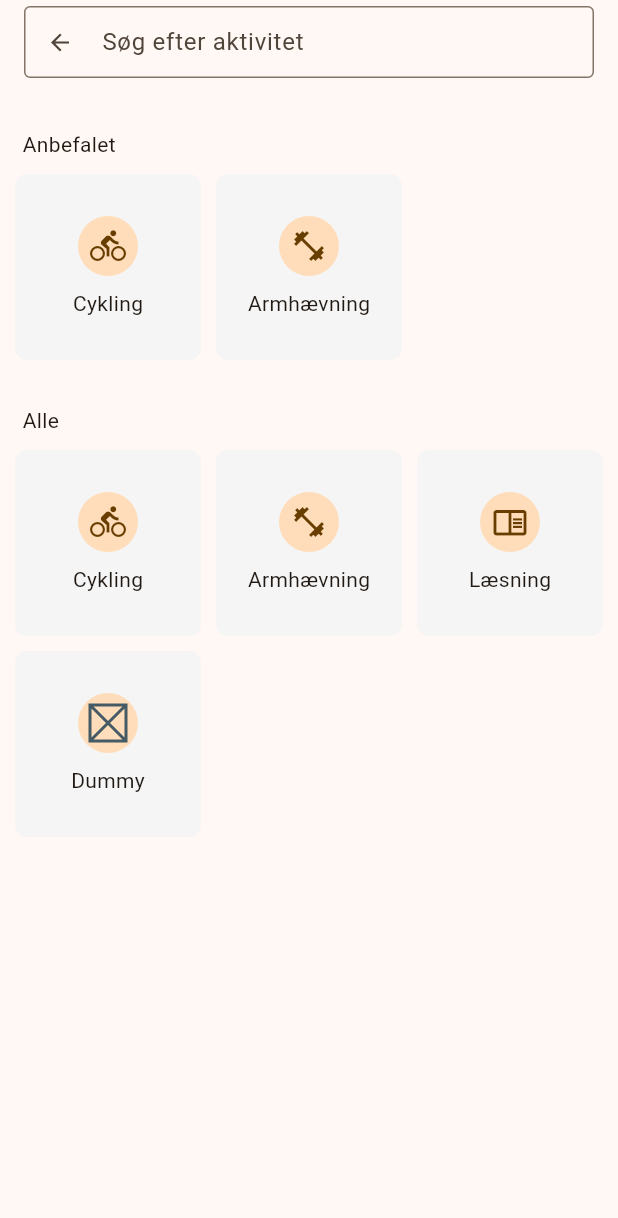
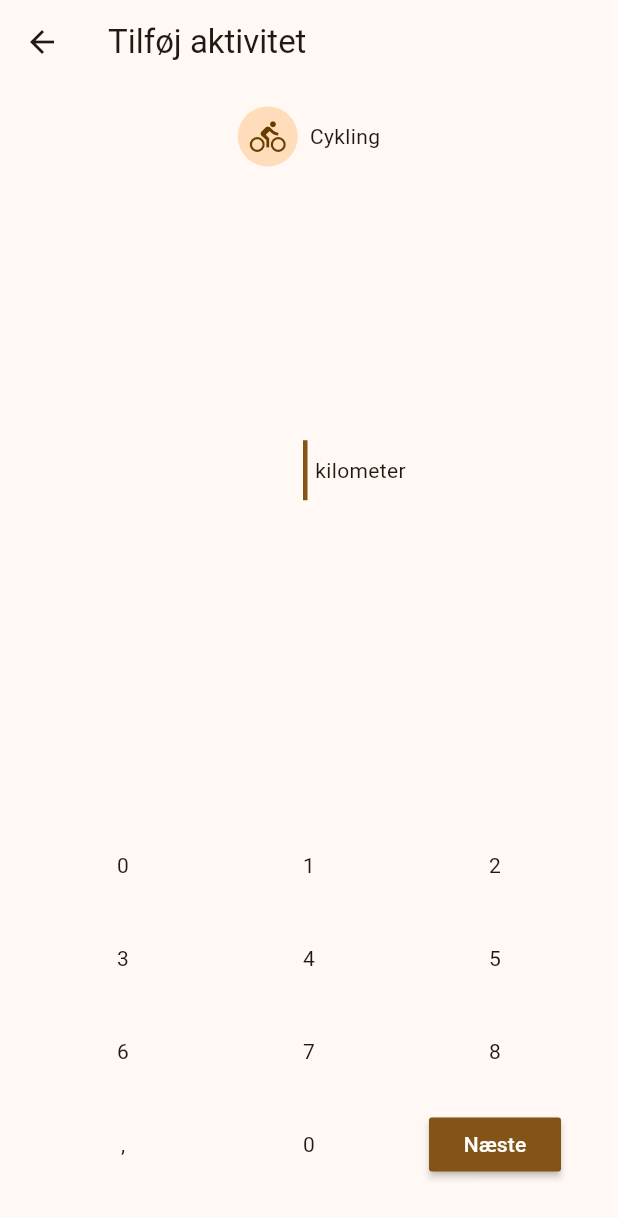
Before and after one commit to toke-dk/productivity_app, a Flutter app: the ChooseActivityScreen screen opened directly, after a tap on "Cykling", on a phone screen of 412 x 824 dp. Shown: the top 1218 px of the screen. Run offline on Flutter 3.47's test engine with Material 3 defaults, Android fonts, the light colour scheme and no system bars; our stand-ins replace flutter_speed_dial; missing offline and left inert: dart:ffi.

Commit message:
making the amount number-board

```diff
--- /dev/null
+++ b/lib/pages/add_activity_amount/add_activity_amount.dart
@@ -0,0 +1,106 @@
+import 'package:flutter/material.dart';
+import 'package:productivity_app/models/activity.dart';
+
+class AddActivityAmount extends StatelessWidget {
+  const AddActivityAmount({super.key, required this.activityType});
+
+  final ActivityType activityType;
+
+  @override
+  Widget build(BuildContext context) {
+    int? typedNumber;
+
+    return Scaffold(
+      appBar: AppBar(
+        title: const Text("Tilføj aktivitet"),
+      ),
+      body: Column(
+        children: [
+          const SizedBox(
+            height: 15,
+          ),
+          Row(
+            mainAxisAlignment: MainAxisAlignment.center,
+            children: [
+              CircleAvatar(
+                radius: 20,
+                child: ClipOval(
+                    child: Padding(
+                  padding: const EdgeInsets.all(8.0),
+                  child: activityType.image,
+                )),
+              ),
+              const SizedBox(
+                width: 8,
+              ),
+              Text(activityType.name)
+            ],
+          ),
+          const Spacer(
+            flex: 1,
+          ),
+          Row(
+            mainAxisAlignment: MainAxisAlignment.center,
+            children: [
+              Text(
+                activityType.possibleUnits[0].name,
+                style: const TextStyle(color: Colors.transparent),
+              ),
+              typedNumber != null
+                  ? Text(
+                      typedNumber.toString(),
+                      style: const TextStyle(fontSize: 40),
+                    )
+                  : const SizedBox(),
+              Container(
+                height: 40,
+                width: 3,
+                color: Theme.of(context).primaryColor,
+              ),
+              const SizedBox(
+                width: 5,
+              ),
+              Text(activityType.possibleUnits[0].name)
+            ],
+          ),
+          const Spacer(
+            flex: 1,
+          ),
+          GridView.count(
+            childAspectRatio: (2 / 1),
+            padding: const EdgeInsets.symmetric(horizontal: 20, vertical: 30),
+            shrinkWrap: true,
+            crossAxisCount: 3,
+            children: List.generate(12, (index) {
+
+              Widget currentChild;
+              String currentString = index.toString();
+
+              if (index == 9) {
+                currentString = ",";
+              } else if (index == 10) {
+                currentString = "0";
+              }
+
+              currentChild = index != 11 ? Text(currentString) : MaterialButton(
+                onPressed: () {},
+                color: Theme.of(context).primaryColor,
+                child: Text(
+                  "Næste",
+                  style: TextStyle(
+                      color: Theme.of(context).colorScheme.onPrimary),
+                ),
+              );
+
+              return InkWell(
+                onTap: index != 11 ? () {} : null,
+                child:
+                    Container(alignment: Alignment.center, child: currentChild),
+              );
+            }),
+          )
+        ],
+      ),
+    );
+  }
+}
--- a/lib/pages/choose_activity/choose_activity.dart
+++ b/lib/pages/choose_activity/choose_activity.dart
@@ -1,5 +1,6 @@
 import 'package:flutter/material.dart';
 import 'package:productivity_app/models/activity.dart';
+import 'package:productivity_app/pages/add_activity_amount/add_activity_amount.dart';
 import 'package:productivity_app/pages/choose_activity/widgets/activity_card.dart';
 import 'package:productivity_app/pages/choose_activity/widgets/search_appbar.dart';
 
@@ -43,7 +44,13 @@ class ChooseActivityScreen extends StatelessWidget {
                         2,
                         (index) => ActivityCard(
                               activityType: allActivityTypes[index],
-                              onTap: (ActivityType activityType) {},
+                              onTap: (ActivityType activityType) {
+                                Navigator.push(
+                                    context,
+                                    MaterialPageRoute(
+                                        builder: (context) => AddActivityAmount(
+                                            activityType: activityType)));
+                              },
                             )),
                   ),
                   const SizedBox(
@@ -65,7 +72,14 @@ class ChooseActivityScreen extends StatelessWidget {
                         allActivityTypes.length,
                         (index) => ActivityCard(
                               activityType: allActivityTypes[index],
-                              onTap: (ActivityType activityType) {},
+                              onTap: (ActivityType activityType) {
+                                Navigator.push(
+                                    context,
+                                    MaterialPageRoute(
+                                        builder: (context) => AddActivityAmount(
+                                            activityType: activityType)));
+
+                              },
                             )),
                   ),
                 ],
--- a/lib/pages/choose_activity/widgets/activity_card.dart
+++ b/lib/pages/choose_activity/widgets/activity_card.dart
@@ -12,7 +12,7 @@ class ActivityCard extends StatelessWidget {
   @override
   Widget build(BuildContext context) {
     return InkWell(
-      onTap: () => onTap,
+      onTap: () => onTap(activityType),
       splashColor: Colors.transparent,
       child: Container(
         decoration: BoxDecoration(
```
